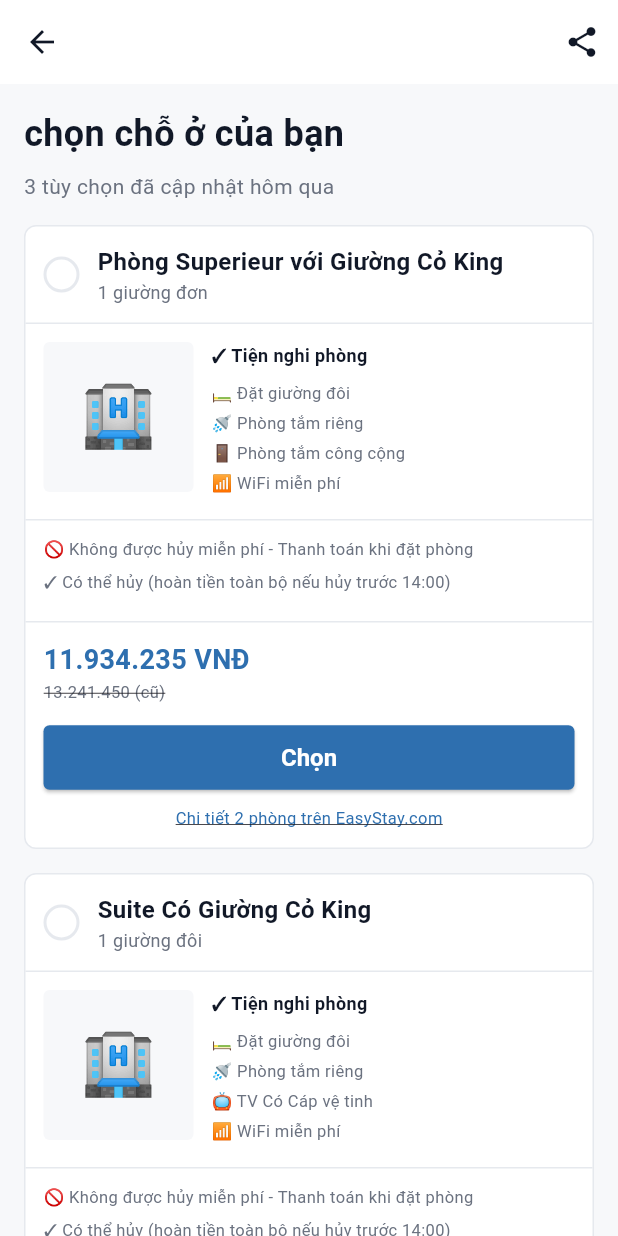
After one commit to manhun03/Booking, a Flutter app: the RoomListScreen screen opened by its route, on a phone screen of 412 x 824 dp. The commit adds this screen. Run offline on Flutter 3.47's test engine with Material 3 defaults, Android fonts, the phone set to English and light mode, and no system bars; our stand-ins replace google_fonts.

Commit message:
feat: Add RoomListScreen with room selection and navigation from hotel detail

```diff
--- a/frontend/lib/main.dart
+++ b/frontend/lib/main.dart
@@ -12,6 +12,7 @@ import 'screens/message_screen.dart';
 import 'screens/booking_screen.dart';
 import 'screens/more_screen.dart';
 import 'screens/hotel_detail_screen.dart';
+import 'screens/room_list_screen.dart';
 import 'utils/theme.dart';
 
 void main() {
@@ -41,6 +42,7 @@ class HHBNBookingApp extends StatelessWidget {
         '/message': (context) => const MessageScreen(),
         '/booking': (context) => const BookingScreen(),
         '/more': (context) => const MoreScreen(),
+        '/room-list': (context) => const RoomListScreen(),
       },
       onGenerateRoute: (settings) {
         if (settings.name == '/hotel-detail') {
@@ -49,6 +51,13 @@ class HHBNBookingApp extends StatelessWidget {
             builder: (context) => HotelDetailScreen(hotel: hotel),
             settings: settings,
           );
+        if (settings.name == '/room-list') {
+          final hotel = settings.arguments as Map<String, dynamic>?;
+          return MaterialPageRoute(
+            builder: (context) => RoomListScreen(hotel: hotel),
+            settings: settings,
+          );
+        }
         }
         return null;
       },
--- a/frontend/lib/screens/hotel_detail_screen.dart
+++ b/frontend/lib/screens/hotel_detail_screen.dart
@@ -236,7 +236,13 @@ class _HotelDetailScreenState extends State<HotelDetailScreen>
             width: double.infinity,
             height: 50,
             child: ElevatedButton(
-              onPressed: () {},
+              onPressed: () {
+                Navigator.pushNamed(
+                  context,
+                  '/room-list',
+                  arguments: hotelData,
+                );
+              },
               style: ElevatedButton.styleFrom(
                 backgroundColor: AppColors.colorPrimary,
                 foregroundColor: Colors.white,
--- a/frontend/lib/screens/index.dart
+++ b/frontend/lib/screens/index.dart
@@ -11,4 +11,5 @@ export 'message_screen.dart';
 export 'booking_screen.dart';
 export 'more_screen.dart';
 export 'hotel_detail_screen.dart';
+export 'room_list_screen.dart';
 export 'widgets/custom_text_field.dart';
--- /dev/null
+++ b/frontend/lib/screens/room_list_screen.dart
@@ -0,0 +1,407 @@
+import 'package:flutter/material.dart';
+import '../utils/colors.dart';
+import '../utils/strings.dart';
+
+class RoomListScreen extends StatefulWidget {
+  final Map<String, dynamic>? hotel;
+
+  const RoomListScreen({Key? key, this.hotel}) : super(key: key);
+
+  @override
+  State<RoomListScreen> createState() => _RoomListScreenState();
+}
+
+class _RoomListScreenState extends State<RoomListScreen> {
+  late List<Map<String, dynamic>> rooms;
+
+  @override
+  void initState() {
+    super.initState();
+    _initializeRooms();
+  }
+
+  void _initializeRooms() {
+    rooms = [
+      {
+        'name': 'Phòng Superieur với Giường Cỏ King',
+        'type': '1 giường đơn',
+        'image': '🏨',
+        'amenities': [
+          {'name': 'Đặt giường đôi', 'icon': '🛏️'},
+          {'name': 'Phòng tắm riêng', 'icon': '🚿'},
+          {'name': 'Phòng tắm công cộng', 'icon': '🚪'},
+          {'name': 'WiFi miễn phí', 'icon': '📶'},
+        ],
+        'policies': [
+          '🚫 Không được hủy miễn phí - Thanh toán khi đặt phòng',
+          '✓ Có thể hủy (hoàn tiền toàn bộ nếu hủy trước 14:00)',
+        ],
+        'price': 11934235,
+        'oldPrice': 13241450,
+        'selected': false,
+      },
+      {
+        'name': 'Suite Có Giường Cỏ King',
+        'type': '1 giường đôi',
+        'image': '🏨',
+        'amenities': [
+          {'name': 'Đặt giường đôi', 'icon': '🛏️'},
+          {'name': 'Phòng tắm riêng', 'icon': '🚿'},
+          {'name': 'TV Có Cáp vệ tinh', 'icon': '📺'},
+          {'name': 'WiFi miễn phí', 'icon': '📶'},
+        ],
+        'policies': [
+          '🚫 Không được hủy miễn phí - Thanh toán khi đặt phòng',
+          '✓ Có thể hủy (hoàn tiền toàn bộ nếu hủy trước 14:00)',
+        ],
+        'price': 7034235,
+        'oldPrice': 7260450,
+        'selected': false,
+      },
+      {
+        'name': 'Phòng Deluxe với Giường Cỏ King',
+        'type': '1 giường đôi',
+        'image': '🏨',
+        'amenities': [
+          {'name': 'Đặt giường đôi', 'icon': '🛏️'},
+          {'name': 'Phòng tắm riêng', 'icon': '🚿'},
+          {'name': 'TV Có Cáp vệ tinh', 'icon': '📺'},
+          {'name': 'WiFi miễn phí', 'icon': '📶'},
+        ],
+        'policies': [
+          '🚫 Không được hủy miễn phí - Thanh toán khi đặt phòng',
+          '✓ Có thể hủy (hoàn tiền toàn bộ nếu hủy trước 14:00)',
+        ],
+        'price': 7034235,
+        'oldPrice': 7260450,
+        'selected': false,
+      },
+    ];
+  }
+
+  @override
+  Widget build(BuildContext context) {
+    return Scaffold(
+      backgroundColor: AppColors.colorBg,
+      body: CustomScrollView(
+        slivers: [
+          // Header
+          SliverAppBar(
+            backgroundColor: AppColors.white,
+            elevation: 1,
+            pinned: true,
+            leading: IconButton(
+              icon: const Icon(Icons.arrow_back, color: AppColors.textPrimary),
+              onPressed: () => Navigator.pop(context),
+            ),
+            actions: [
+              IconButton(
+                icon: const Icon(Icons.share, color: AppColors.textPrimary),
+                onPressed: () {},
+              ),
+            ],
+          ),
+          // Content
+          SliverToBoxAdapter(
+            child: Padding(
+              padding: const EdgeInsets.all(16.0),
+              child: Column(
+                crossAxisAlignment: CrossAxisAlignment.start,
+                children: [
+                  // Title
+                  Text(
+                    'chọn chỗ ở của bạn',
+                    style: const TextStyle(
+                      fontSize: 24,
+                      fontWeight: FontWeight.bold,
+                      color: AppColors.textPrimary,
+                    ),
+                  ),
+                  const SizedBox(height: 8),
+                  // Subtitle
+                  Text(
+                    '${rooms.length} tùy chọn đã cập nhật hôm qua',
+                    style: const TextStyle(
+                      fontSize: 14,
+                      color: AppColors.textMuted,
+                    ),
+                  ),
+                  const SizedBox(height: 16),
+                  // Room Cards
+                  ..._buildRoomCards(),
+                ],
+              ),
+            ),
+          ),
+        ],
+      ),
+    );
+  }
+
+  List<Widget> _buildRoomCards() {
+    return List.generate(
+      rooms.length,
+      (index) => _buildRoomCard(index),
+    );
+  }
+
+  Widget _buildRoomCard(int index) {
+    final room = rooms[index];
+    return Container(
+      margin: const EdgeInsets.only(bottom: 16),
+      decoration: BoxDecoration(
+        color: AppColors.white,
+        borderRadius: BorderRadius.circular(8),
+        border: Border.all(
+          color: room['selected'] ? AppColors.colorPrimary : AppColors.divider,
+          width: room['selected'] ? 2 : 1,
+        ),
+      ),
+      child: Column(
+        crossAxisAlignment: CrossAxisAlignment.start,
+        children: [
+          // Room Header with Selection Checkbox
+          Padding(
+            padding: const EdgeInsets.all(12),
+            child: Row(
+              children: [
+                GestureDetector(
+                  onTap: () {
+                    setState(() {
+                      room['selected'] = !room['selected'];
+                    });
+                  },
+                  child: Container(
+                    width: 24,
+                    height: 24,
+                    decoration: BoxDecoration(
+                      shape: BoxShape.circle,
+                      border: Border.all(
+                        color: room['selected']
+                            ? AppColors.colorPrimary
+                            : AppColors.divider,
+                        width: 2,
+                      ),
+                      color: room['selected']
+                          ? AppColors.colorPrimary
+                          : AppColors.white,
+                    ),
+                    child: room['selected']
+                        ? const Icon(
+                            Icons.check,
+                            size: 16,
+                            color: AppColors.white,
+                          )
+                        : null,
+                  ),
+                ),
+                const SizedBox(width: 12),
+                Expanded(
+                  child: Column(
+                    crossAxisAlignment: CrossAxisAlignment.start,
+                    children: [
+                      Text(
+                        room['name'],
+                        style: const TextStyle(
+                          fontSize: 16,
+                          fontWeight: FontWeight.bold,
+                          color: AppColors.textPrimary,
+                        ),
+                      ),
+                      Text(
+                        room['type'],
+                        style: const TextStyle(
+                          fontSize: 12,
+                          color: AppColors.textMuted,
+                        ),
+                      ),
+                    ],
+                  ),
+                ),
+              ],
+            ),
+          ),
+          const Divider(height: 1, color: AppColors.divider),
+          // Room Image and Details
+          Padding(
+            padding: const EdgeInsets.all(12),
+            child: Row(
+              crossAxisAlignment: CrossAxisAlignment.start,
+              children: [
+                // Image
+                Container(
+                  width: 100,
+                  height: 100,
+                  decoration: BoxDecoration(
+                    color: AppColors.colorBg,
+                    borderRadius: BorderRadius.circular(4),
+                  ),
+                  child: Center(
+                    child: Text(
+                      room['image'],
+                      style: const TextStyle(fontSize: 40),
+                    ),
+                  ),
+                ),
+                const SizedBox(width: 12),
+                // Amenities
+                Expanded(
+                  child: Column(
+                    crossAxisAlignment: CrossAxisAlignment.start,
+                    children: [
+                      Text(
+                        '✓ Tiện nghi phòng',
+                        style: const TextStyle(
+                          fontSize: 12,
+                          fontWeight: FontWeight.w600,
+                          color: AppColors.textPrimary,
+                        ),
+                      ),
+                      const SizedBox(height: 8),
+                      ...List.generate(
+                        (room['amenities'] as List).length,
+                        (i) => Padding(
+                          padding: const EdgeInsets.only(bottom: 4),
+                          child: Text(
+                            '${room['amenities'][i]['icon']} ${room['amenities'][i]['name']}',
+                            style: const TextStyle(
+                              fontSize: 11,
+                              color: AppColors.textSecondary,
+                            ),
+                          ),
+                        ),
+                      ),
+                    ],
+                  ),
+                ),
+              ],
+            ),
+          ),
+          const Divider(height: 1, color: AppColors.divider),
+          // Policies
+          Padding(
+            padding: const EdgeInsets.all(12),
+            child: Column(
+              crossAxisAlignment: CrossAxisAlignment.start,
+              children: [
+                ...List.generate(
+                  (room['policies'] as List).length,
+                  (i) => Padding(
+                    padding: const EdgeInsets.only(bottom: 6),
+                    child: Text(
+                      room['policies'][i],
+                      style: const TextStyle(
+                        fontSize: 11,
+                        color: AppColors.textSecondary,
+                        height: 1.4,
+                      ),
+                    ),
+                  ),
+                ),
+              ],
+            ),
+          ),
+          const Divider(height: 1, color: AppColors.divider),
+          // Price and Button
+          Padding(
+            padding: const EdgeInsets.all(12),
+            child: Column(
+              crossAxisAlignment: CrossAxisAlignment.start,
+              children: [
+                // Price
+                Row(
+                  children: [
+                    Expanded(
+                      child: Column(
+                        crossAxisAlignment: CrossAxisAlignment.start,
+                        children: [
+                          Text(
+                            '${_formatPrice(room['price'])} VNĐ',
+                            style: const TextStyle(
+                              fontSize: 18,
+                              fontWeight: FontWeight.bold,
+                              color: AppColors.colorPrimary,
+                            ),
+                          ),
+                          if (room['oldPrice'] != null)
+                            Text(
+                              '${_formatPrice(room['oldPrice'])} (cũ)',
+                              style: const TextStyle(
+                                fontSize: 11,
+                                color: AppColors.textMuted,
+                                decoration: TextDecoration.lineThrough,
+                              ),
+                            ),
+                        ],
+                      ),
+                    ),
+                  ],
+                ),
+                const SizedBox(height: 12),
+                // Choose Button
+                SizedBox(
+                  width: double.infinity,
+                  child: ElevatedButton(
+                    style: ElevatedButton.styleFrom(
+                      backgroundColor: AppColors.colorPrimary,
+                      padding: const EdgeInsets.symmetric(vertical: 12),
+                      shape: RoundedRectangleBorder(
+                        borderRadius: BorderRadius.circular(4),
+                      ),
+                    ),
+                    onPressed: () {
+                      // Handle room selection
+                      _showRoomSelectedDialog(room['name']);
+                    },
+                    child: const Text(
+                      'Chọn',
+                      style: TextStyle(
+                        color: AppColors.white,
+                        fontWeight: FontWeight.w600,
+                      ),
+                    ),
+                  ),
+                ),
+                const SizedBox(height: 8),
+                // EasyStay Link
+                Center(
+                  child: Text(
+                    'Chi tiết 2 phòng trên EasyStay.com',
+                    style: TextStyle(
+                      fontSize: 11,
+                      color: AppColors.colorPrimary,
+                      decoration: TextDecoration.underline,
+                    ),
+                  ),
+                ),
+              ],
+            ),
+          ),
+        ],
+      ),
+    );
+  }
+
+  String _formatPrice(int price) {
+    return price.toString().replaceAllMapped(
+          RegExp(r'(\d{1,3})(?=(\d{3})+(?!\d))'),
+          (Match m) => '${m[1]}.',
+        );
+  }
+
+  void _showRoomSelectedDialog(String roomName) {
+    showDialog(
+      context: context,
+      builder: (context) => AlertDialog(
+        title: const Text('Phòng đã chọn'),
+        content: Text('Bạn đã chọn: $roomName'),
+        actions: [
+          TextButton(
+            onPressed: () => Navigator.pop(context),
+            child: const Text('OK'),
+          ),
+        ],
+      ),
+    );
+  }
+}
```
